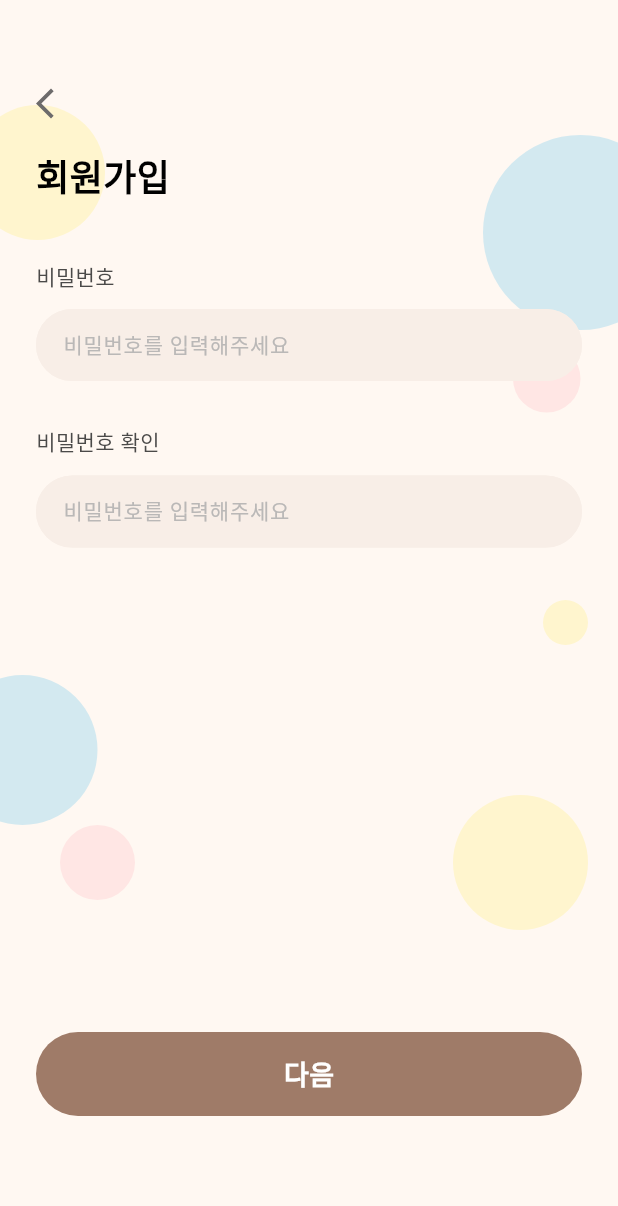
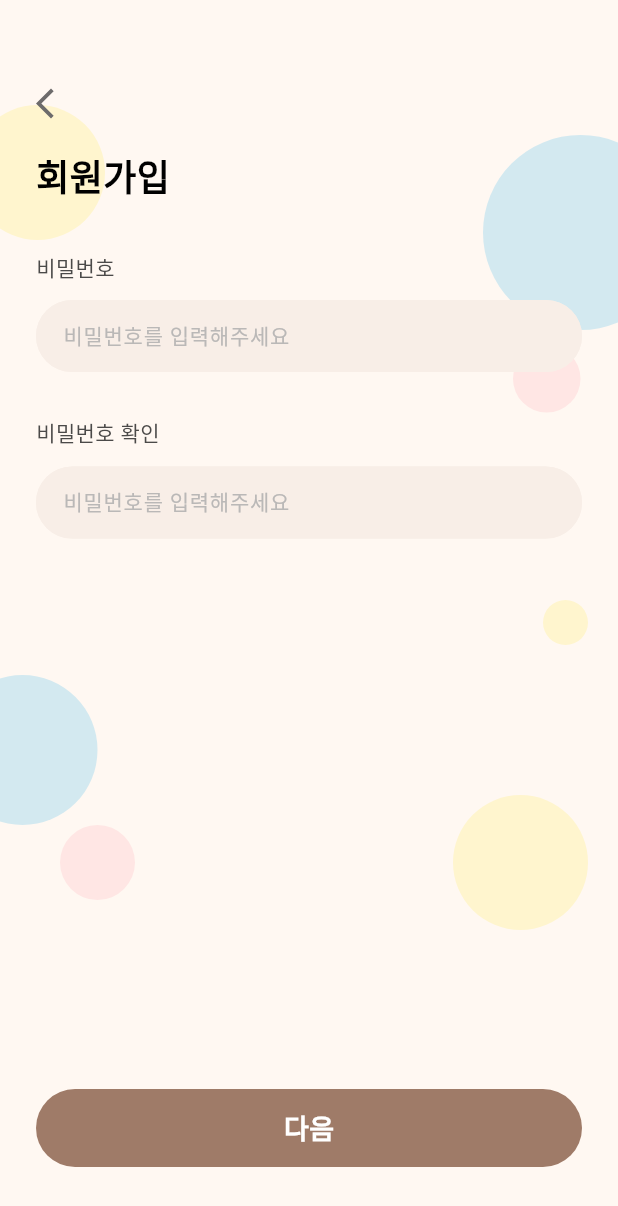
Before and after one commit to FABLOFABLO/Moly-Mobile, a Flutter app: the SignUpPage screen opened by its route, after a tap on "다음", on a phone screen of 412 x 824 dp. Shown: the top 1206 px of the screen. Run offline on Flutter 3.47's test engine with Material 3 defaults, Android fonts, the phone set to English and light mode, and no system bars; our stand-ins replace flutter_dotenv, flutter_svg, geolocator, go_router; missing offline and left inert: kakao_map_sdk; Roboto replaces fonts that are missing (SpoqaHanSansNeo).

Commit message:
style: sizedbox의 height값 등 수정
- 디자인에 맞추어 패딩, height값등을 수정함.

- 추가로 const를 넣어 불필요한 변수선언을 줄임.

```diff
--- a/lib/common/widgets/moly_button.dart
+++ b/lib/common/widgets/moly_button.dart
@@ -17,7 +17,7 @@ class MolyButton extends StatefulWidget {
     required this.onPressed,
     this.textStyle,
     this.backgroundColor = MolyColor.brown100,
-    this.height = 56,
+    this.height = 52,
     this.hasBorder = false,
     this.icon,
   });
--- a/lib/common/widgets/moly_text_field.dart
+++ b/lib/common/widgets/moly_text_field.dart
@@ -91,7 +91,7 @@ class _MolyTextFieldState extends State<MolyTextField> {
                   ),
                 ),
                 hintText: widget.hintText,
-                hintStyle: TextStyle(color: MolyColor.gray200, fontSize: 14),
+                hintStyle: const TextStyle(color: MolyColor.gray200, fontSize: 14),
                 filled: true,
                 fillColor: MolyColor.button,
                 contentPadding: const EdgeInsets.symmetric(
--- a/lib/features/auth/presentation/pages/sign_up_page_1.dart
+++ b/lib/features/auth/presentation/pages/sign_up_page_1.dart
@@ -35,7 +35,7 @@ class _SignInPageState extends State<SignUpPage> {
       child: MolyScaffold(
         body: Column(
           children: [
-            MolyAppBar(hasDown: true, height: 80, hasBack: true),
+            const MolyAppBar(hasDown: true, height: 80, hasBack: true),
             Expanded(
               child: LayoutBuilder(
                 builder: (context, constraints) {
@@ -48,14 +48,14 @@ class _SignInPageState extends State<SignUpPage> {
                         child: Column(
                           children: [
                             const SizedBox(height: 20),
-                            Row(
+                            const Row(
                               mainAxisAlignment: MainAxisAlignment.start,
                               children: [
-                                const SizedBox(width: 24),
+                                SizedBox(width: 24),
                                 Text('회원가입', style: MolyTextStyle.headline3),
                               ],
                             ),
-                            const SizedBox(height: 40),
+                            const SizedBox(height: 34),
                             MolyTextField(
                               text: '이메일',
                               hintText: '이메일을 입력해주세요',
@@ -70,9 +70,10 @@ class _SignInPageState extends State<SignUpPage> {
                               child: MolyButton(
                                 label: '다음',
                                 onPressed: () => context.push('/signUp2'),
+                                // TODO: 회원가입 API 연동
                               ),
                             ),
-                            const SizedBox(height: 80),
+                            const SizedBox(height: 46),
                           ],
                         ),
                       ),
--- a/lib/features/auth/presentation/pages/sign_up_page_2.dart
+++ b/lib/features/auth/presentation/pages/sign_up_page_2.dart
@@ -62,7 +62,7 @@ class _SignUpPage2State extends State<SignUpPage2> {
       child: MolyScaffold(
         body: Column(
           children: [
-            MolyAppBar(hasDown: true, height: 80, hasBack: true),
+            const MolyAppBar(hasDown: true, height: 80, hasBack: true),
             Expanded(
               child: LayoutBuilder(
                 builder: (context, constraints) {
@@ -77,14 +77,14 @@ class _SignUpPage2State extends State<SignUpPage2> {
                         child: Column(
                           children: [
                             const SizedBox(height: 20),
-                            Row(
+                            const Row(
                               mainAxisAlignment: MainAxisAlignment.start,
                               children: [
-                                const SizedBox(width: 24),
+                                SizedBox(width: 24),
                                 Text('회원가입', style: MolyTextStyle.headline3),
                               ],
                             ),
-                            const SizedBox(height: 40),
+                            const SizedBox(height: 34),
                             MolyTextField(
                               text: '비밀번호',
                               hintText: '비밀번호를 입력해주세요',
@@ -107,9 +107,10 @@ class _SignUpPage2State extends State<SignUpPage2> {
                               child: MolyButton(
                                 label: '다음',
                                 onPressed: () => context.push('/signUp3'),
+                                // TODO: 회원가입 API 연동
                               ),
                             ),
-                            const SizedBox(height: 80),
+                            const SizedBox(height: 46),
                           ],
                         ),
                       ),
```
Also changed, not shown: lib/features/auth/presentation/pages/sign_in_page.dart (+16 -11 lines), lib/features/auth/presentation/pages/sign_up_page_3.dart (+5 -5 lines).
